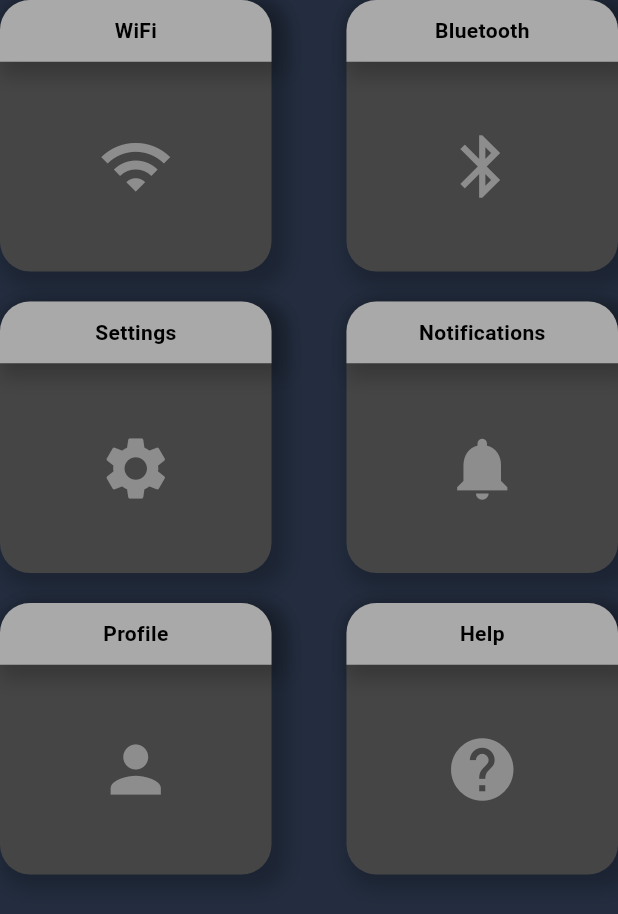
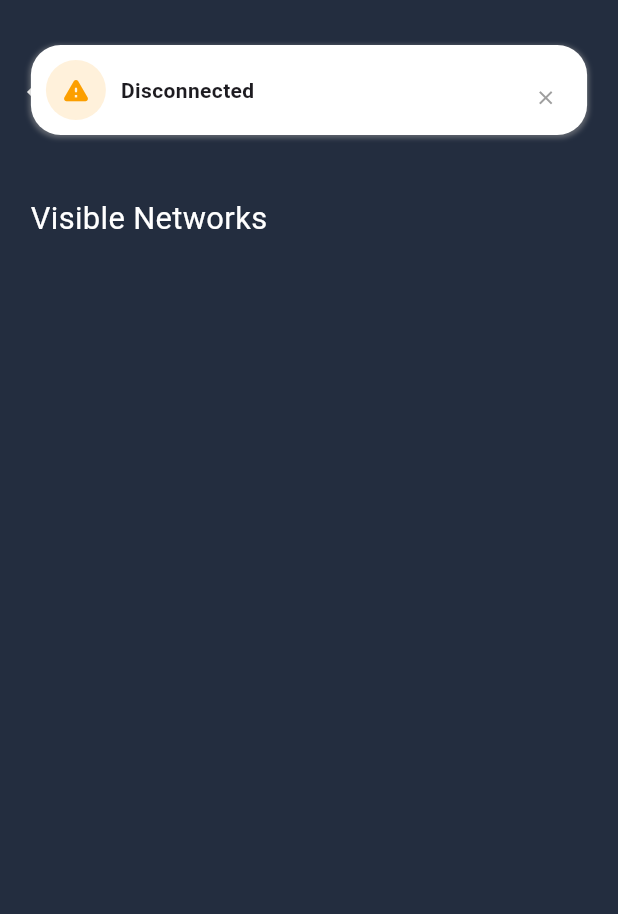
Before and after one commit to Marato01/TNC_app, a Flutter app: the ConnectedScreen widget shown alone on an empty page, opened directly, after a tap on "WiFi", on a phone screen of 412 x 824 dp. Shown: the top 914 px of the screen. Run offline on Flutter 3.47's test engine with Material 3 defaults, Android fonts, the light colour scheme and no system bars; our stand-ins replace cherry_toast, device_info_plus, geolocator, permission_handler; missing offline and left inert: flutter_reactive_ble, riff_switch.

Commit message:
selection screen

```diff
--- a/lib/main.dart
+++ b/lib/main.dart
@@ -2,7 +2,7 @@ import 'package:airlora_app/provider/bluetooth_provider/blu_provider.dart';
 import 'package:airlora_app/provider/switch_provider/switch_provider.dart';
 import 'package:flutter/material.dart';
 import 'package:provider/provider.dart';
-import 'view/homepage.dart';
+import 'view/selectdevice/select_device_screen.dart';
 
 void main() {
   runApp(
@@ -28,7 +28,7 @@ class MyApp extends StatelessWidget {
         scaffoldBackgroundColor: const Color(0xFF232D3F), // Set the background color
         useMaterial3: true,
       ),
-      home: const HomePage(),
+      home: SelectDeviceScreen(),
       debugShowCheckedModeBanner: false,
     );
   }
--- a/lib/view/body/connected_screen/connected_screen.dart
+++ b/lib/view/body/connected_screen/connected_screen.dart
@@ -1,4 +1,6 @@
+import 'package:cherry_toast/cherry_toast.dart';
 import 'package:flutter/material.dart';
+import '../../wifi/wifi_screen/wifi_screen.dart';
 
 class ConnectedScreen extends StatefulWidget {
   const ConnectedScreen({super.key});
@@ -19,7 +21,6 @@ class _ConnectedScreenState extends State<ConnectedScreen> {
     {'title': 'Help', 'icon': Icons.help},
   ];
 
-
   @override
   Widget build(BuildContext context) {
     return GridView.builder(
@@ -33,7 +34,23 @@ class _ConnectedScreenState extends State<ConnectedScreen> {
           final item = gridItems[index]; // Access each item
           return GestureDetector(
             onTap: (){
-              print(index);
+              if(index == 0){
+                Navigator.push(context, MaterialPageRoute(builder: (context) => const WifiScreen()));
+              } else {
+                CherryToast.info(
+                  toastDuration: const Duration(seconds: 2),
+                  disableToastAnimation: true,
+                  title: const Text(
+                    'This feature not available',
+                    style: TextStyle(
+                      fontWeight: FontWeight.bold,
+                    ),
+                  ),
+                  inheritThemeColors: true,
+                  actionHandler: () {},
+                  onToastClosed: () {},
+                ).show(context);
+              }
             },
             child: Stack(
               children: [
--- a/lib/view/body/turnon_bluetooth_screen/screen_turnon_bluetooth.dart
+++ b/lib/view/body/turnon_bluetooth_screen/screen_turnon_bluetooth.dart
@@ -1,6 +1,7 @@
 import 'package:flutter/material.dart';
 import 'package:provider/provider.dart';
 import '../../../provider/bluetooth_provider/blu_provider.dart';
+
 
 class ScreenTurnOnBluetooth extends StatefulWidget {
   const ScreenTurnOnBluetooth({super.key});
--- /dev/null
+++ b/lib/view/wifi/wifi_screen/wifi_screen.dart
@@ -0,0 +1,105 @@
+import 'package:cherry_toast/cherry_toast.dart';
+import 'package:flutter/material.dart';
+import 'package:provider/provider.dart';
+import '../../../provider/bluetooth_provider/blu_provider.dart';
+import '../../homepage.dart';
+
+class WifiScreen extends StatefulWidget {
+  const WifiScreen({super.key});
+
+  @override
+  State<WifiScreen> createState() => _WifiScreenState();
+}
+
+class _WifiScreenState extends State<WifiScreen> {
+  bool _hasShownToast = false;
+
+  @override
+  Widget build(BuildContext context) {
+
+    final bleProvider = Provider.of<BLEProvider>(context);
+
+    if (!bleProvider.isConnected && !_hasShownToast) {
+      _hasShownToast = true;
+      Future.microtask(() {
+        CherryToast.warning(
+          toastDuration: const Duration(seconds: 2),
+          disableToastAnimation: true,
+          title: const Text(
+            'Disconnected',
+            style: TextStyle(
+              fontWeight: FontWeight.bold,
+            ),
+          ),
+          inheritThemeColors: true,
+          actionHandler: () {},
+          onToastClosed: () {
+            setState(() {
+              _hasShownToast = false; // Allow re-showing the toast later
+            });
+          },
+        ).show(context);
+      });
+    }
+
+    return Scaffold(
+      body: Padding(
+        padding: EdgeInsets.only(
+          top: MediaQuery.of(context).size.height * 0.05,
+          left: MediaQuery.of(context).size.width * 0.03,
+          right: MediaQuery.of(context).size.width * 0.03,
+        ),
+        child: Column(
+          children: [
+            Row(
+              children: [
+                GestureDetector(
+                  onTap: () {
+                    Navigator.pushReplacement(
+                      context,
+                      MaterialPageRoute(builder: (context) => const HomePage()),
+                    );
+                  },
+                  child: const Icon(
+                    Icons.arrow_back_ios_outlined,
+                    color: Colors.white,
+                  ),
+                ),
+                SizedBox(width: MediaQuery.of(context).size.width * 0.02),
+                const Column(
+                  crossAxisAlignment: CrossAxisAlignment.start,
+                  children: [
+                    Text(
+                      'Dashboard',
+                      style: TextStyle(color: Colors.white),
+                    ),
+                    Text(
+                      'WiFi',
+                      style: TextStyle(
+                        color: Colors.white,
+                      ),
+                    )
+                  ],
+                ),
+              ],
+            ),
+            SizedBox(height: MediaQuery.of(context).size.height * 0.05),
+            Align(
+              alignment: Alignment.centerLeft,
+              child: Padding(
+                padding: const EdgeInsets.all(8.0),
+                child: Text(
+                  'Visible Networks',
+                  style: TextStyle(
+                    color: Colors.white,
+                    fontSize: MediaQuery.of(context).size.width * 0.05,
+                  ),
+                ),
+              ),
+            ),
+          ],
+        ),
+      ),
+    );
+  }
+}
--- a/pubspec.yaml
+++ b/pubspec.yaml
@@ -54,6 +54,9 @@ dependencies:
   #device info
   device_info_plus: ^11.2.0
 
+  #alert warning
+  cherry_toast: ^1.11.0
+
 dev_dependencies:
   flutter_test:
     sdk: flutter
@@ -75,6 +78,8 @@ flutter:
   # included with your application, so that you can use the icons in
   # the material Icons class.
   uses-material-design: true
+  assets:
+    - assets/icons/
 
   # To add assets to your application, add an assets section, like this:
   # assets:
```
Also changed, not shown: lib/view/selectdevice/select_device_screen.dart (added, +66 -0 lines), assets/icons/chiptree.png (added), pubspec.lock.
